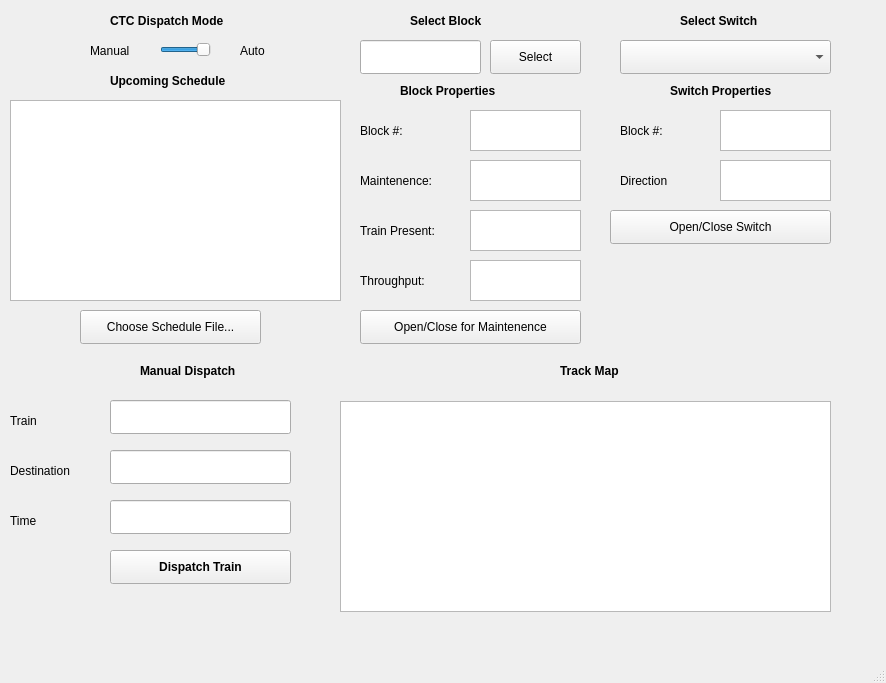
First picture: the form in Conductors_TrainSystem/ctcwindow.ui, repository JHarnishfeger/ECE1140_Conductors, before the edit.
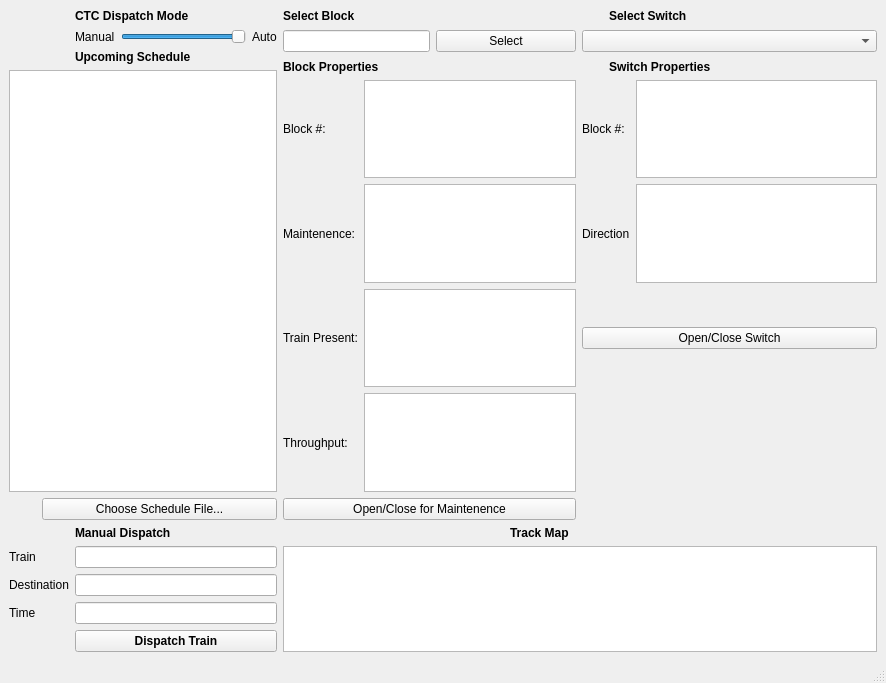
Second picture: the form after the edit.

```diff
--- a/Conductors_TrainSystem/ctcwindow.ui
+++ b/Conductors_TrainSystem/ctcwindow.ui
@@ -32,47 +32,57 @@
    <string>CTC Module</string>
   </property>
   <widget class="QWidget" name="centralwidget">
-   <widget class="QPushButton" name="button_chooseSchedule">
-    <property name="geometry">
-     <rect>
-      <x>80</x>
-      <y>310</y>
-      <width>181</width>
-      <height>34</height>
-     </rect>
+   <layout class="QGridLayout" name="gridLayout">
+    <item row="0" column="2" colspan="3">
+     <widget class="QLabel" name="label_ctcDispatchMode">
+      <property name="font">
+       <font>
+        <bold>true</bold>
+       </font>
     </property>
     <property name="text">
-     <string>Choose Schedule File...</string>
-    </property>
-   </widget>
-   <widget class="QLabel" name="label_upcomingSchedule">
-    <property name="geometry">
-     <rect>
-      <x>110</x>
-      <y>70</y>
-      <width>151</width>
-      <height>22</height>
-     </rect>
-    </property>
+       <string>CTC Dispatch Mode</string>
+      </property>
+     </widget>
+    </item>
+    <item row="0" column="5" colspan="3">
+     <widget class="QLabel" name="label_selectBlock">
+      <property name="font">
+       <font>
+        <bold>true</bold>
+       </font>
+      </property>
+      <property name="text">
+       <string>Select Block</string>
+      </property>
+     </widget>
+    </item>
+    <item row="0" column="10" colspan="2">
+     <widget class="QLabel" name="label_selectSwitch">
     <property name="font">
      <font>
-      <weight>75</weight>
       <bold>true</bold>
      </font>
     </property>
     <property name="text">
-     <string>Upcoming Schedule</string>
-    </property>
-   </widget>
+       <string>Select Switch</string>
+      </property>
+     </widget>
+    </item>
+    <item row="1" column="2">
+     <widget class="QLabel" name="label_manualDispatchMode">
+      <property name="font">
+       <font>
+        <bold>false</bold>
+       </font>
+      </property>
+      <property name="text">
+       <string>Manual</string>
+      </property>
+     </widget>
+    </item>
+    <item row="1" column="3">
    <widget class="QSlider" name="horizontalSlider_mode">
-    <property name="geometry">
-     <rect>
-      <x>160</x>
-      <y>40</y>
-      <width>51</width>
-      <height>20</height>
-     </rect>
-    </property>
     <property name="maximum">
      <number>1</number>
     </property>
@@ -83,37 +93,11 @@
      <enum>Qt::Horizontal</enum>
     </property>
    </widget>
-   <widget class="QLabel" name="label_ctcDispatchMode">
-    <property name="geometry">
-     <rect>
-      <x>110</x>
-      <y>10</y>
-      <width>151</width>
-      <height>22</height>
-     </rect>
-    </property>
-    <property name="font">
-     <font>
-      <weight>75</weight>
-      <bold>true</bold>
-     </font>
-    </property>
-    <property name="text">
-     <string>CTC Dispatch Mode</string>
-    </property>
-   </widget>
+    </item>
+    <item row="1" column="4">
    <widget class="QLabel" name="label_autoDispatchMode">
-    <property name="geometry">
-     <rect>
-      <x>240</x>
-      <y>40</y>
-      <width>41</width>
-      <height>22</height>
-     </rect>
-    </property>
     <property name="font">
      <font>
-      <weight>50</weight>
       <bold>false</bold>
      </font>
     </property>
@@ -121,201 +105,36 @@
      <string>Auto</string>
     </property>
    </widget>
-   <widget class="QLabel" name="label_manualDispatchMode">
-    <property name="geometry">
-     <rect>
-      <x>90</x>
-      <y>40</y>
-      <width>61</width>
-      <height>22</height>
-     </rect>
-    </property>
-    <property name="font">
-     <font>
-      <weight>50</weight>
-      <bold>false</bold>
-     </font>
-    </property>
+    </item>
+    <item row="1" column="5" rowspan="2" colspan="2">
+     <widget class="QLineEdit" name="lineEdit_selectBlock"/>
+    </item>
+    <item row="1" column="7" rowspan="2" colspan="2">
+     <widget class="QPushButton" name="pushButton_selectBlockGo">
     <property name="text">
-     <string>Manual</string>
-    </property>
-   </widget>
-   <widget class="QTextBrowser" name="textBrowser_schedule">
-    <property name="geometry">
-     <rect>
-      <x>10</x>
-      <y>100</y>
-      <width>331</width>
-      <height>201</height>
-     </rect>
-    </property>
-   </widget>
-   <widget class="QLabel" name="label_manualDispatchGroup">
-    <property name="geometry">
-     <rect>
-      <x>140</x>
-      <y>360</y>
-      <width>131</width>
-      <height>22</height>
-     </rect>
-    </property>
+       <string>Select</string>
+      </property>
+     </widget>
+    </item>
+    <item row="1" column="9" rowspan="2" colspan="3">
+     <widget class="QComboBox" name="comboBox"/>
+    </item>
+    <item row="2" column="2" rowspan="2" colspan="3">
+     <widget class="QLabel" name="label_upcomingSchedule">
     <property name="font">
      <font>
-      <weight>75</weight>
       <bold>true</bold>
      </font>
     </property>
     <property name="text">
-     <string>Manual Dispatch</string>
-    </property>
-   </widget>
-   <widget class="QLabel" name="label_manualDispatchtrain">
-    <property name="geometry">
-     <rect>
-      <x>10</x>
-      <y>410</y>
-      <width>41</width>
-      <height>22</height>
-     </rect>
-    </property>
-    <property name="font">
-     <font>
-      <weight>50</weight>
-      <bold>false</bold>
-     </font>
-    </property>
-    <property name="text">
-     <string>Train</string>
-    </property>
-   </widget>
-   <widget class="QLabel" name="label_manualDispatchTo">
-    <property name="geometry">
-     <rect>
-      <x>10</x>
-      <y>460</y>
-      <width>81</width>
-      <height>22</height>
-     </rect>
-    </property>
-    <property name="font">
-     <font>
-      <weight>50</weight>
-      <bold>false</bold>
-     </font>
-    </property>
-    <property name="text">
-     <string>Destination</string>
-    </property>
-   </widget>
-   <widget class="QLabel" name="label_manualDispatchToTime">
-    <property name="geometry">
-     <rect>
-      <x>10</x>
-      <y>510</y>
-      <width>41</width>
-      <height>22</height>
-     </rect>
-    </property>
-    <property name="font">
-     <font>
-      <weight>50</weight>
-      <bold>false</bold>
-     </font>
-    </property>
-    <property name="text">
-     <string>Time</string>
-    </property>
-   </widget>
-   <widget class="QLineEdit" name="lineEdit_dispatchTrain">
-    <property name="geometry">
-     <rect>
-      <x>110</x>
-      <y>400</y>
-      <width>181</width>
-      <height>34</height>
-     </rect>
-    </property>
-   </widget>
-   <widget class="QLineEdit" name="lineEdit_dispatchTo">
-    <property name="geometry">
-     <rect>
-      <x>110</x>
-      <y>450</y>
-      <width>181</width>
-      <height>34</height>
-     </rect>
-    </property>
-   </widget>
-   <widget class="QLineEdit" name="lineEdit_dispatchTime">
-    <property name="geometry">
-     <rect>
-      <x>110</x>
-      <y>500</y>
-      <width>181</width>
-      <height>34</height>
-     </rect>
-    </property>
-   </widget>
-   <widget class="QPushButton" name="pushButton_dispatchTrain">
-    <property name="geometry">
-     <rect>
-      <x>110</x>
-      <y>550</y>
-      <width>181</width>
-      <height>34</height>
-     </rect>
-    </property>
-    <property name="font">
-     <font>
-      <weight>75</weight>
-      <bold>true</bold>
-     </font>
-    </property>
-    <property name="text">
-     <string>Dispatch Train</string>
-    </property>
-   </widget>
-   <widget class="QLabel" name="label_selectBlock">
-    <property name="geometry">
-     <rect>
-      <x>410</x>
-      <y>10</y>
-      <width>91</width>
-      <height>22</height>
-     </rect>
-    </property>
-    <property name="font">
-     <font>
-      <weight>75</weight>
-      <bold>true</bold>
-     </font>
-    </property>
-    <property name="text">
-     <string>Select Block</string>
-    </property>
-   </widget>
-   <widget class="QLineEdit" name="lineEdit_selectBlock">
-    <property name="geometry">
-     <rect>
-      <x>360</x>
-      <y>40</y>
-      <width>121</width>
-      <height>34</height>
-     </rect>
-    </property>
-   </widget>
+       <string>Upcoming Schedule</string>
+      </property>
+     </widget>
+    </item>
+    <item row="3" column="5" rowspan="2" colspan="3">
    <widget class="QLabel" name="label_blockProperties">
-    <property name="geometry">
-     <rect>
-      <x>400</x>
-      <y>80</y>
-      <width>131</width>
-      <height>22</height>
-     </rect>
-    </property>
     <property name="font">
      <font>
-      <weight>75</weight>
       <bold>true</bold>
      </font>
     </property>
@@ -323,263 +142,192 @@
      <string>Block Properties</string>
     </property>
    </widget>
+    </item>
+    <item row="3" column="10" rowspan="2" colspan="2">
+     <widget class="QLabel" name="label_switchProperties">
+      <property name="font">
+       <font>
+        <bold>true</bold>
+       </font>
+      </property>
+      <property name="text">
+       <string>Switch Properties</string>
+      </property>
+     </widget>
+    </item>
+    <item row="4" column="0" rowspan="5" colspan="5">
+     <widget class="QTextBrowser" name="textBrowser_schedule"/>
+    </item>
+    <item row="5" column="5">
    <widget class="QLabel" name="label_blockPropertiesId">
-    <property name="geometry">
-     <rect>
-      <x>360</x>
-      <y>120</y>
-      <width>67</width>
-      <height>22</height>
-     </rect>
-    </property>
     <property name="text">
      <string>Block #:</string>
     </property>
    </widget>
-   <widget class="QTextBrowser" name="textBrowser_blockPropertiesId">
-    <property name="geometry">
-     <rect>
-      <x>470</x>
-      <y>110</y>
-      <width>111</width>
-      <height>41</height>
-     </rect>
-    </property>
-   </widget>
+    </item>
+    <item row="5" column="6" colspan="3">
+     <widget class="QTextBrowser" name="textBrowser_blockPropertiesId"/>
+    </item>
+    <item row="5" column="9" colspan="2">
+     <widget class="QLabel" name="label_switchPropertiesId">
+      <property name="text">
+       <string>Block #:</string>
+      </property>
+     </widget>
+    </item>
+    <item row="5" column="11">
+     <widget class="QTextBrowser" name="textBrowser_switchId"/>
+    </item>
+    <item row="6" column="5">
    <widget class="QLabel" name="label_blockPropertiesMaintenence">
-    <property name="geometry">
-     <rect>
-      <x>360</x>
-      <y>170</y>
-      <width>101</width>
-      <height>22</height>
-     </rect>
-    </property>
     <property name="text">
      <string>Maintenence:</string>
     </property>
    </widget>
-   <widget class="QTextBrowser" name="textBrowser_blockPropertiesMaintenence">
-    <property name="geometry">
-     <rect>
-      <x>470</x>
-      <y>160</y>
-      <width>111</width>
-      <height>41</height>
-     </rect>
-    </property>
-   </widget>
+    </item>
+    <item row="6" column="6" colspan="3">
+     <widget class="QTextBrowser" name="textBrowser_blockPropertiesMaintenence"/>
+    </item>
+    <item row="6" column="9" colspan="2">
+     <widget class="QLabel" name="label_switchDirection">
+      <property name="text">
+       <string>Direction</string>
+      </property>
+     </widget>
+    </item>
+    <item row="6" column="11">
+     <widget class="QTextBrowser" name="textBrowser_switchDirection"/>
+    </item>
+    <item row="7" column="5">
    <widget class="QLabel" name="label_blockPropertiestrainPresent">
-    <property name="geometry">
-     <rect>
-      <x>360</x>
-      <y>220</y>
-      <width>101</width>
-      <height>22</height>
-     </rect>
-    </property>
     <property name="text">
      <string>Train Present:</string>
     </property>
    </widget>
-   <widget class="QTextBrowser" name="textBrowser_blockPropertiesTrainPresent">
-    <property name="geometry">
-     <rect>
-      <x>470</x>
-      <y>210</y>
-      <width>111</width>
-      <height>41</height>
-     </rect>
-    </property>
-   </widget>
+    </item>
+    <item row="7" column="6" colspan="3">
+     <widget class="QTextBrowser" name="textBrowser_blockPropertiesTrainPresent"/>
+    </item>
+    <item row="7" column="9" colspan="3">
+     <widget class="QPushButton" name="pushButton_openCloseSwitch">
+      <property name="text">
+       <string>Open/Close Switch</string>
+      </property>
+     </widget>
+    </item>
+    <item row="8" column="5">
    <widget class="QLabel" name="label_blockPropertiesThroughput">
-    <property name="geometry">
-     <rect>
-      <x>360</x>
-      <y>270</y>
-      <width>101</width>
-      <height>22</height>
-     </rect>
-    </property>
     <property name="text">
      <string>Throughput:</string>
     </property>
    </widget>
-   <widget class="QTextBrowser" name="textBrowser_blockPropertiesThroughput">
-    <property name="geometry">
-     <rect>
-      <x>470</x>
-      <y>260</y>
-      <width>111</width>
-      <height>41</height>
-     </rect>
-    </property>
-   </widget>
+    </item>
+    <item row="8" column="6" colspan="3">
+     <widget class="QTextBrowser" name="textBrowser_blockPropertiesThroughput"/>
+    </item>
+    <item row="9" column="1" colspan="4">
+     <widget class="QPushButton" name="button_chooseSchedule">
+      <property name="text">
+       <string>Choose Schedule File...</string>
+      </property>
+     </widget>
+    </item>
+    <item row="9" column="5" colspan="4">
    <widget class="QPushButton" name="pushButton_openCloseForMaintenecnce">
-    <property name="geometry">
-     <rect>
-      <x>360</x>
-      <y>310</y>
-      <width>221</width>
-      <height>34</height>
-     </rect>
-    </property>
     <property name="text">
      <string>Open/Close for Maintenence</string>
     </property>
    </widget>
-   <widget class="QPushButton" name="pushButton_selectBlockGo">
-    <property name="geometry">
-     <rect>
-      <x>490</x>
-      <y>40</y>
-      <width>91</width>
-      <height>34</height>
-     </rect>
+    </item>
+    <item row="10" column="2" colspan="3">
+     <widget class="QLabel" name="label_manualDispatchGroup">
+      <property name="font">
+       <font>
+        <bold>true</bold>
+       </font>
     </property>
     <property name="text">
-     <string>Select</string>
-    </property>
-   </widget>
+       <string>Manual Dispatch</string>
+      </property>
+     </widget>
+    </item>
+    <item row="10" column="8" colspan="2">
+     <widget class="QLabel" name="label_trackMap">
+      <property name="font">
+       <font>
+        <bold>true</bold>
+       </font>
+      </property>
+      <property name="text">
+       <string>Track Map</string>
+      </property>
+     </widget>
+    </item>
+    <item row="11" column="0">
+     <widget class="QLabel" name="label_manualDispatchtrain">
+      <property name="font">
+       <font>
+        <bold>false</bold>
+       </font>
+      </property>
+      <property name="text">
+       <string>Train</string>
+      </property>
+     </widget>
+    </item>
+    <item row="11" column="2" colspan="3">
+     <widget class="QLineEdit" name="lineEdit_dispatchTrain"/>
+    </item>
+    <item row="11" column="5" rowspan="4" colspan="7">
    <widget class="QGraphicsView" name="graphicsView">
-    <property name="geometry">
-     <rect>
-      <x>340</x>
-      <y>401</y>
-      <width>491</width>
-      <height>211</height>
-     </rect>
-    </property>
     <property name="interactive">
      <bool>true</bool>
     </property>
    </widget>
-   <widget class="QLabel" name="label_selectSwitch">
-    <property name="geometry">
-     <rect>
-      <x>680</x>
-      <y>10</y>
-      <width>101</width>
-      <height>22</height>
-     </rect>
-    </property>
+    </item>
+    <item row="12" column="0" colspan="2">
+     <widget class="QLabel" name="label_manualDispatchTo">
     <property name="font">
      <font>
-      <weight>75</weight>
-      <bold>true</bold>
+        <bold>false</bold>
      </font>
     </property>
     <property name="text">
-     <string>Select Switch</string>
-    </property>
-   </widget>
-   <widget class="QComboBox" name="comboBox">
-    <property name="geometry">
-     <rect>
-      <x>620</x>
-      <y>40</y>
-      <width>211</width>
-      <height>34</height>
-     </rect>
-    </property>
-   </widget>
-   <widget class="QLabel" name="label_switchProperties">
-    <property name="geometry">
-     <rect>
-      <x>670</x>
-      <y>80</y>
-      <width>131</width>
-      <height>22</height>
-     </rect>
-    </property>
+       <string>Destination</string>
+      </property>
+     </widget>
+    </item>
+    <item row="12" column="2" colspan="3">
+     <widget class="QLineEdit" name="lineEdit_dispatchTo"/>
+    </item>
+    <item row="13" column="0">
+     <widget class="QLabel" name="label_manualDispatchToTime">
     <property name="font">
      <font>
-      <weight>75</weight>
-      <bold>true</bold>
+        <bold>false</bold>
      </font>
     </property>
     <property name="text">
-     <string>Switch Properties</string>
-    </property>
-   </widget>
-   <widget class="QLabel" name="label_switchPropertiesId">
-    <property name="geometry">
-     <rect>
-      <x>620</x>
-      <y>120</y>
-      <width>67</width>
-      <height>22</height>
-     </rect>
-    </property>
-    <property name="text">
-     <string>Block #:</string>
-    </property>
-   </widget>
-   <widget class="QTextBrowser" name="textBrowser_switchId">
-    <property name="geometry">
-     <rect>
-      <x>720</x>
-      <y>110</y>
-      <width>111</width>
-      <height>41</height>
-     </rect>
-    </property>
-   </widget>
-   <widget class="QLabel" name="label_switchDirection">
-    <property name="geometry">
-     <rect>
-      <x>620</x>
-      <y>170</y>
-      <width>67</width>
-      <height>22</height>
-     </rect>
-    </property>
-    <property name="text">
-     <string>Direction</string>
-    </property>
-   </widget>
-   <widget class="QTextBrowser" name="textBrowser_switchDirection">
-    <property name="geometry">
-     <rect>
-      <x>720</x>
-      <y>160</y>
-      <width>111</width>
-      <height>41</height>
-     </rect>
-    </property>
-   </widget>
-   <widget class="QPushButton" name="pushButton_openCloseSwitch">
-    <property name="geometry">
-     <rect>
-      <x>610</x>
-      <y>210</y>
-      <width>221</width>
-      <height>34</height>
-     </rect>
-    </property>
-    <property name="text">
-     <string>Open/Close Switch</string>
-    </property>
-   </widget>
-   <widget class="QLabel" name="label_trackMap">
-    <property name="geometry">
-     <rect>
-      <x>560</x>
-      <y>360</y>
-      <width>81</width>
-      <height>22</height>
-     </rect>
-    </property>
+       <string>Time</string>
+      </property>
+     </widget>
+    </item>
+    <item row="13" column="2" colspan="3">
+     <widget class="QLineEdit" name="lineEdit_dispatchTime"/>
+    </item>
+    <item row="14" column="2" colspan="3">
+     <widget class="QPushButton" name="pushButton_dispatchTrain">
     <property name="font">
      <font>
-      <weight>75</weight>
       <bold>true</bold>
      </font>
     </property>
     <property name="text">
-     <string>Track Map</string>
-    </property>
-   </widget>
+       <string>Dispatch Train</string>
+      </property>
+     </widget>
+    </item>
+   </layout>
   </widget>
   <widget class="QMenuBar" name="menubar">
    <property name="geometry">
```
Left out of the diff: 2 changed lines with no effect on the pictures. Lines whose indentation alone changed are shown as unchanged.
